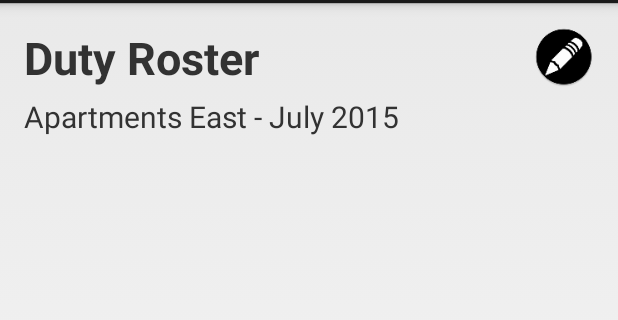
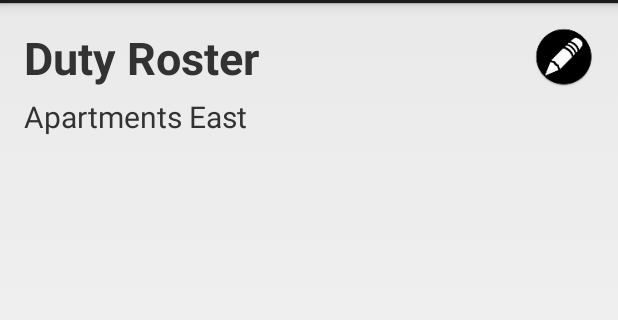
Before and after one commit to lelisadav/CSSE473ONLCarterDavey, an Android app: the layout fragment_duty_roster.xml on its own in the app's theme, with its tools: preview values and no code run, on a phone screen of 412 x 824 dp, the part 69-389 px from its top. Run offline under Robolectric (Android 15) with nearby library versions, the phone set to English and light mode, and no system bars.

Commit message:
Final Tweaks

```diff
--- a/Project/RAFinder/app/src/main/java/edu/rosehulman/rafinder/adapter/DutyRosterArrayAdapter.java
+++ b/Project/RAFinder/app/src/main/java/edu/rosehulman/rafinder/adapter/DutyRosterArrayAdapter.java
@@ -60,7 +60,7 @@ public class DutyRosterArrayAdapter extends ArrayAdapter<DutyRosterItem> {
             editButton.setVisibility(View.GONE);
         } else {
             editButton.setVisibility(View.VISIBLE);
-            editButton.setImageResource(R.drawable.ic_phone);
+            editButton.setBackgroundResource(R.mipmap.ic_edit);
             editButton.setOnClickListener(new View.OnClickListener() {
                 @Override
                 public void onClick(View v) {
--- a/Project/RAFinder/app/src/main/java/edu/rosehulman/rafinder/controller/SearchFragment.java
+++ b/Project/RAFinder/app/src/main/java/edu/rosehulman/rafinder/controller/SearchFragment.java
@@ -46,9 +46,9 @@ public class SearchFragment extends Fragment {
     public View onCreateView(LayoutInflater inflater, ViewGroup container,
                              Bundle savedInstanceState) {
         final View view = inflater.inflate(R.layout.fragment_search, container, false);
-        ImageButton searchButton = (ImageButton) view.findViewById(R.id.searchButton);
-        final EditText searchField = (EditText) view.findViewById(R.id.searchField);
-        listView = (ListView) view.findViewById(R.id.searchResultsFragment);
+        ImageButton searchButton=(ImageButton) view.findViewById(R.id.searchButton);
+       final EditText searchField=(EditText) view.findViewById(R.id.searchField);
+        listView=(ListView) view.findViewById(R.id.searchResultsFragment);
         listView.setAdapter(mAdapter);
         searchButton.setOnClickListener(new View.OnClickListener() {
             @Override
--- a/Project/RAFinder/app/src/main/res/layout/fragment_duty_roster.xml
+++ b/Project/RAFinder/app/src/main/res/layout/fragment_duty_roster.xml
@@ -30,25 +30,6 @@
         android:text="@string/res_hall_default"
         android:textSize="20sp" />
 
-    <TextView
-        android:id="@+id/textView2"
-        android:layout_width="wrap_content"
-        android:layout_height="wrap_content"
-        android:layout_alignBottom="@+id/hallNameTextView"
-        android:layout_toEndOf="@+id/hallNameTextView"
-        android:layout_toRightOf="@+id/hallNameTextView"
-        android:text="@string/dash"
-        android:textSize="20sp" />
-
-    <TextView
-        android:id="@+id/textView3"
-        android:layout_width="wrap_content"
-        android:layout_height="wrap_content"
-        android:layout_alignBottom="@+id/textView2"
-        android:layout_toEndOf="@+id/textView2"
-        android:layout_toRightOf="@+id/textView2"
-        android:text="@string/month_default"
-        android:textSize="20sp" />
 
     <ListView
         android:id="@+id/dutyRosterListView"
@@ -65,4 +46,5 @@
         android:layout_alignParentTop="true"
         android:background="@mipmap/ic_edit" />
 
+
 </RelativeLayout>
--- a/Project/RAFinder/app/src/main/res/layout/fragment_duty_roster_widget.xml
+++ b/Project/RAFinder/app/src/main/res/layout/fragment_duty_roster_widget.xml
@@ -17,7 +17,7 @@
             android:id="@+id/weekendTextView"
             android:layout_width="wrap_content"
             android:layout_height="wrap_content"
-            android:layout_gravity="center_horizontal"
+            android:layout_gravity="center"
             android:text="@string/dates_default"
             android:textSize="25sp"
             android:textStyle="bold"
```
Also changed, not shown: Project/RAFinder/app/src/main/java/edu/rosehulman/rafinder/MainActivity.java (+8 -0 lines), Project/RAFinder/app/src/main/java/edu/rosehulman/rafinder/controller/DutyRosterFragment.java (+22 -7 lines).
